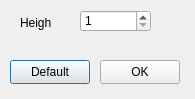
First picture: the form in panel/configpaneldialog.ui, repository lxqt/lxqt-panel, before the edit.
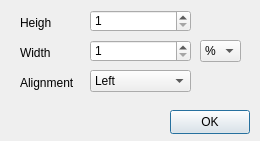
Second picture: the form after the edit.

Commit message: added ability to change panel height/width/alignment

The edit to the form file:
```diff
--- a/panel/configpaneldialog.ui
+++ b/panel/configpaneldialog.ui
@@ -6,20 +6,20 @@
    <rect>
     <x>0</x>
     <y>0</y>
-    <width>195</width>
-    <height>99</height>
+    <width>260</width>
+    <height>141</height>
    </rect>
   </property>
   <property name="minimumSize">
    <size>
-    <width>195</width>
-    <height>99</height>
+    <width>260</width>
+    <height>141</height>
    </size>
   </property>
   <property name="maximumSize">
    <size>
-    <width>195</width>
-    <height>99</height>
+    <width>260</width>
+    <height>141</height>
    </size>
   </property>
   <property name="windowTitle">
@@ -41,9 +41,9 @@
   <widget class="QSpinBox" name="spinBox">
    <property name="geometry">
     <rect>
-     <x>80</x>
+     <x>90</x>
      <y>10</y>
-     <width>71</width>
+     <width>101</width>
      <height>22</height>
     </rect>
    </property>
@@ -54,24 +54,11 @@
     <number>250</number>
    </property>
   </widget>
-  <widget class="QPushButton" name="defaultButton">
-   <property name="geometry">
-    <rect>
-     <x>10</x>
-     <y>60</y>
-     <width>80</width>
-     <height>24</height>
-    </rect>
-   </property>
-   <property name="text">
-    <string>Default</string>
-   </property>
-  </widget>
   <widget class="QPushButton" name="okButton">
    <property name="geometry">
     <rect>
-     <x>100</x>
-     <y>60</y>
+     <x>170</x>
+     <y>110</y>
      <width>80</width>
      <height>24</height>
     </rect>
@@ -80,6 +67,93 @@
     <string>OK</string>
    </property>
   </widget>
+  <widget class="QComboBox" name="comboBox_widthType">
+   <property name="geometry">
+    <rect>
+     <x>200</x>
+     <y>40</y>
+     <width>41</width>
+     <height>22</height>
+    </rect>
+   </property>
+   <item>
+    <property name="text">
+     <string>%</string>
+    </property>
+   </item>
+   <item>
+    <property name="text">
+     <string>px</string>
+    </property>
+   </item>
+  </widget>
+  <widget class="QLabel" name="label_2">
+   <property name="geometry">
+    <rect>
+     <x>20</x>
+     <y>45</y>
+     <width>31</width>
+     <height>16</height>
+    </rect>
+   </property>
+   <property name="text">
+    <string>Width:</string>
+   </property>
+  </widget>
+  <widget class="QSpinBox" name="spinBox_width">
+   <property name="geometry">
+    <rect>
+     <x>90</x>
+     <y>40</y>
+     <width>101</width>
+     <height>22</height>
+    </rect>
+   </property>
+   <property name="minimum">
+    <number>1</number>
+   </property>
+   <property name="maximum">
+    <number>250</number>
+   </property>
+  </widget>
+  <widget class="QComboBox" name="comboBox_alignment">
+   <property name="geometry">
+    <rect>
+     <x>90</x>
+     <y>70</y>
+     <width>101</width>
+     <height>22</height>
+    </rect>
+   </property>
+   <item>
+    <property name="text">
+     <string>Left</string>
+    </property>
+   </item>
+   <item>
+    <property name="text">
+     <string>Right</string>
+    </property>
+   </item>
+   <item>
+    <property name="text">
+     <string>Center</string>
+    </property>
+   </item>
+  </widget>
+  <widget class="QLabel" name="label_3">
+   <property name="geometry">
+    <rect>
+     <x>20</x>
+     <y>75</y>
+     <width>61</width>
+     <height>16</height>
+    </rect>
+   </property>
+   <property name="text">
+    <string>Alignment</string>
+   </property>
+  </widget>
  </widget>
  <resources/>
  <connections/>
```
Left out of the diff: 4 changed lines with no effect on the pictures. The commit also changes 5 other files.
